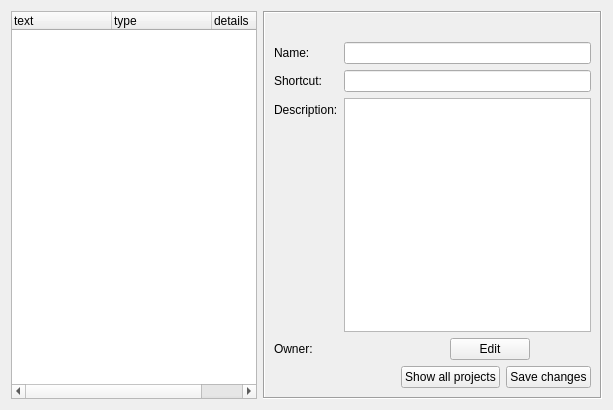
This is client/forms/init.ui in Wolframe/wolfzilla as Qt 5 draws it before an edit. The edited form follows.
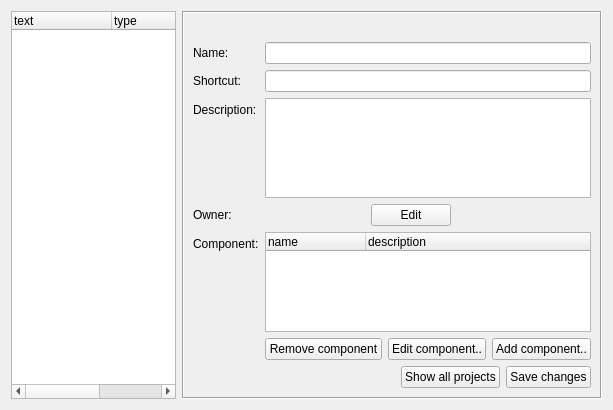
This is the edited form. The open tabs and pages were chosen to show the change. Icons and pictures are not drawn.

Commit message: wrong way of handling components.. must be a tab (modal in modal dialogs dont work!)

The edit to the form file:
```diff
--- a/client/forms/init.ui
+++ b/client/forms/init.ui
@@ -518,7 +518,7 @@
          </property>
         </widget>
        </item>
-       <item row="5" column="1">
+       <item row="7" column="1">
         <layout class="QHBoxLayout" name="horizontalLayout_4">
          <item>
           <spacer name="horizontalSpacer_4">
@@ -637,6 +637,86 @@
          </property>
         </widget>
        </item>
+       <item row="5" column="1">
+        <widget class="QTreeWidget" name="projectComponents">
+         <column>
+          <property name="text">
+           <string>name</string>
+          </property>
+         </column>
+         <column>
+          <property name="text">
+           <string>description</string>
+          </property>
+         </column>
+        </widget>
+       </item>
+       <item row="6" column="1">
+        <layout class="QHBoxLayout" name="horizontalLayout_6">
+         <item>
+          <spacer name="horizontalSpacer_6">
+           <property name="orientation">
+            <enum>Qt::Horizontal</enum>
+           </property>
+           <property name="sizeHint" stdset="0">
+            <size>
+             <width>40</width>
+             <height>20</height>
+            </size>
+           </property>
+          </spacer>
+         </item>
+         <item>
+          <widget class="QPushButton" name="pushButton_6">
+           <property name="text">
+            <string>Remove component</string>
+           </property>
+           <property name="state:enabled" stdset="0">
+            <string>{required_features.selected}&gt;0</string>
+           </property>
+           <property name="datasignal:clicked" stdset="0">
+            <string>remove_feature_required@main.required_features</string>
+           </property>
+          </widget>
+         </item>
+         <item>
+          <widget class="QPushButton" name="pushButton_7">
+           <property name="text">
+            <string>Edit component..</string>
+           </property>
+           <property name="form" stdset="0">
+            <string>feature_select_required_edit?widgetid={main.widgetid}_feature_required&amp;id={required_features.selected}&amp;minQuantity={required_features.selected_min}&amp;maxQuantity={required_features.selected_max}</string>
+           </property>
+           <property name="datasignal:destroyed" stdset="0">
+            <string>close@{main.widgetid}_feature_required</string>
+           </property>
+           <property name="state:enabled" stdset="0">
+            <string>{required_features.selected}&gt;0</string>
+           </property>
+          </widget>
+         </item>
+         <item>
+          <widget class="QPushButton" name="pushButton_8">
+           <property name="text">
+            <string>Add component..</string>
+           </property>
+           <property name="form" stdset="0">
+            <string>component_edit?widgetid={main.widgetid}_projectComponent&amp;id={main.content.projects.projectList.selected}</string>
+           </property>
+           <property name="datasignal:destroyed" stdset="0">
+            <string>close@{main.widgetid}_projectComponent</string>
+           </property>
+          </widget>
+         </item>
+        </layout>
+       </item>
+       <item row="5" column="0">
+        <widget class="QLabel" name="label_13">
+         <property name="text">
+          <string>Component:</string>
+         </property>
+        </widget>
+       </item>
       </layout>
      </widget>
     </widget>
```
Left out of the diff: 10 changed lines with no effect on the pictures. The commit also changes 5 other files.
